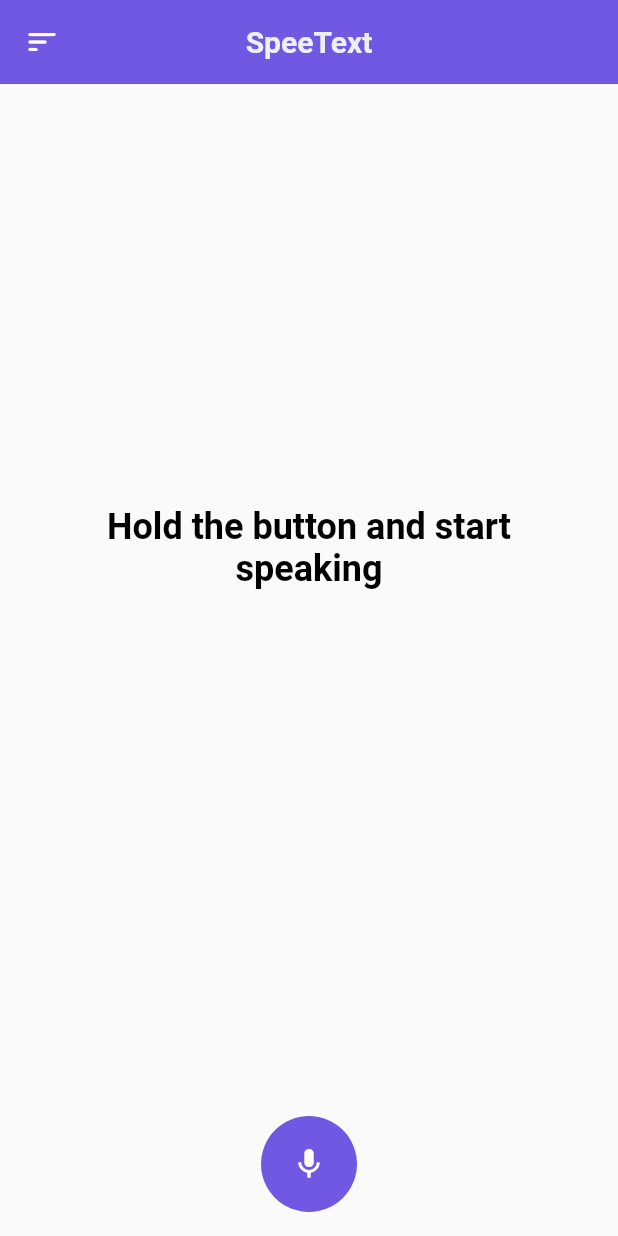
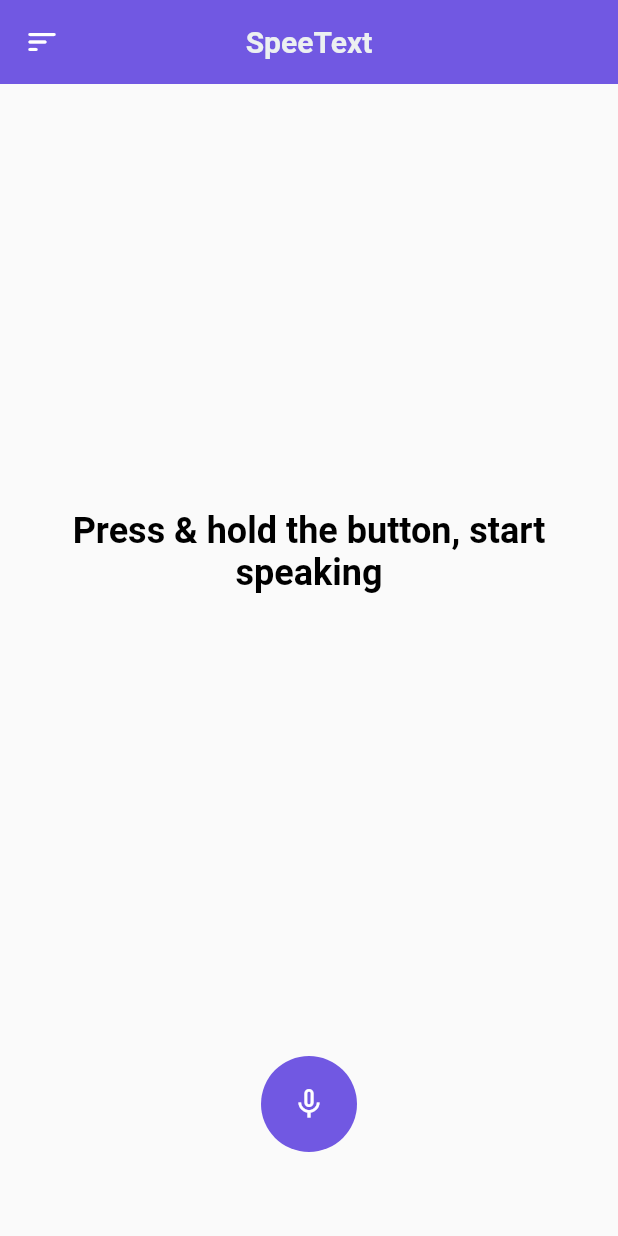
Before and after one commit to tee-jaay/speemage, a Flutter app: the screen it shows after launch, on a phone screen of 412 x 824 dp. Run offline on Flutter 3.47's test engine with Material 2 defaults, Android fonts, the phone set to English and light mode, and no system bars; drawn by our look-alikes of avatar_glow.

Commit message:
speech text screen design

```diff
--- a/lib/speech_screen.dart
+++ b/lib/speech_screen.dart
@@ -1,3 +1,4 @@
+import 'package:avatar_glow/avatar_glow.dart';
 import 'package:flutter/material.dart';
 
 import 'package:spetext/colors.dart';
@@ -10,20 +11,21 @@
 }
 
 class _SpeechScreenState extends State<SpeechScreen> {
-  var text = "Hold the button and start speaking";
+  String text = "Press & hold the button, start speaking";
+  bool isListening = false;
 
   @override
   Widget build(BuildContext context) {
     return Scaffold(
       appBar: AppBar(
-        leading: Icon(
+        leading: const Icon(
           Icons.sort_rounded,
           color: Colors.white,
         ),
         centerTitle: true,
         backgroundColor: bgColor,
         elevation: 0.0,
-        title: Text(
+        title: const Text(
           'SpeeText',
           style: TextStyle(
             fontWeight: FontWeight.w600,
@@ -34,24 +36,40 @@
       body: Container(
         alignment: Alignment.center,
         padding: const EdgeInsets.symmetric(horizontal: 24, vertical: 16),
-        margin: EdgeInsets.only(bottom: 150),
+        margin: const EdgeInsets.only(bottom: 144),
         child: Text(
           text,
           textAlign: TextAlign.center,
           softWrap: true,
-          style: TextStyle(
+          style: const TextStyle(
             fontSize: 24,
             color: Colors.black,
             fontWeight: FontWeight.w600,
           ),
         ),
       ),
-      floatingActionButton: CircleAvatar(
-        backgroundColor: bgColor,
-        radius: 32,
-        child: Icon(
-          Icons.mic,
-          color: Colors.white,
+      floatingActionButton: AvatarGlow(
+        endRadius: 72.0,
+        animate: isListening,
+        duration: const Duration(milliseconds: 2000),
+        glowColor: bgColor,
+        repeat: true,
+        repeatPauseDuration: const Duration(milliseconds: 100),
+        child: GestureDetector(
+          onTapDown: (details) => setState(() {
+            isListening = true;
+          }),
+          onTapUp: (details) => setState(() {
+            isListening = false;
+          }),
+          child: CircleAvatar(
+            backgroundColor: bgColor,
+            radius: 32,
+            child: Icon(
+              isListening ? Icons.mic : Icons.mic_none,
+              color: Colors.white,
+            ),
+          ),
         ),
       ),
       floatingActionButtonLocation: FloatingActionButtonLocation.centerFloat,
--- a/pubspec.yaml
+++ b/pubspec.yaml
@@ -35,6 +35,7 @@
   # The following adds the Cupertino Icons font to your application.
   # Use with the CupertinoIcons class for iOS style icons.
   cupertino_icons: ^1.0.2
+  avatar_glow: ^2.0.2
 
 dev_dependencies:
   flutter_test:
```
Also changed, not shown: pubspec.lock.
